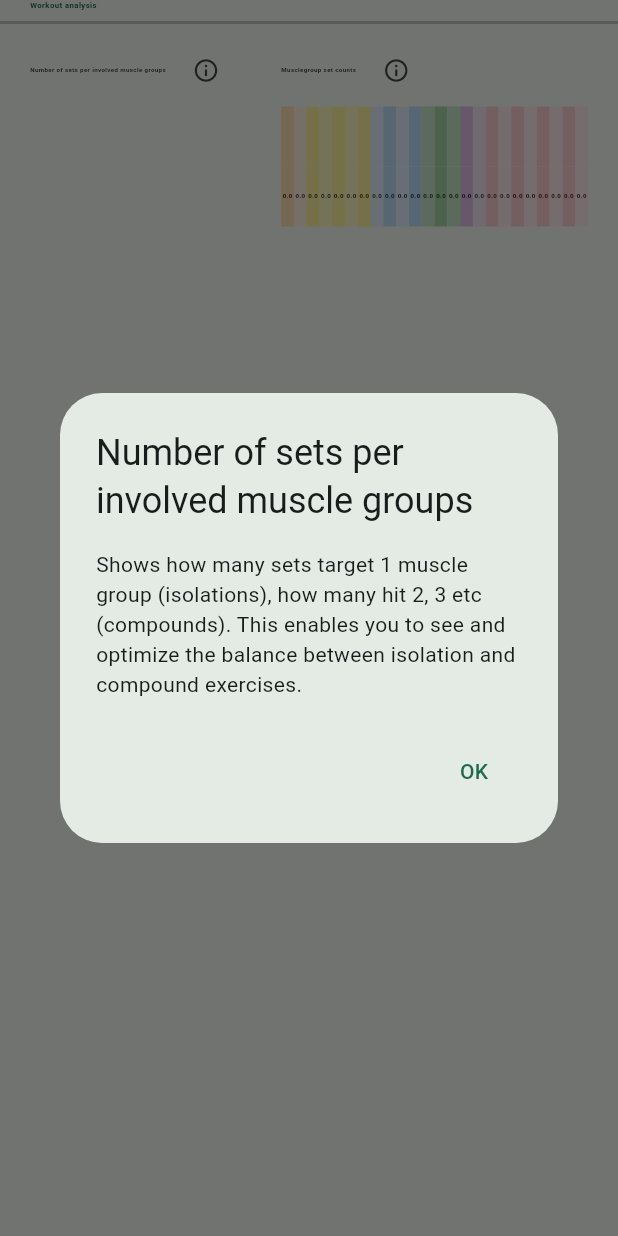
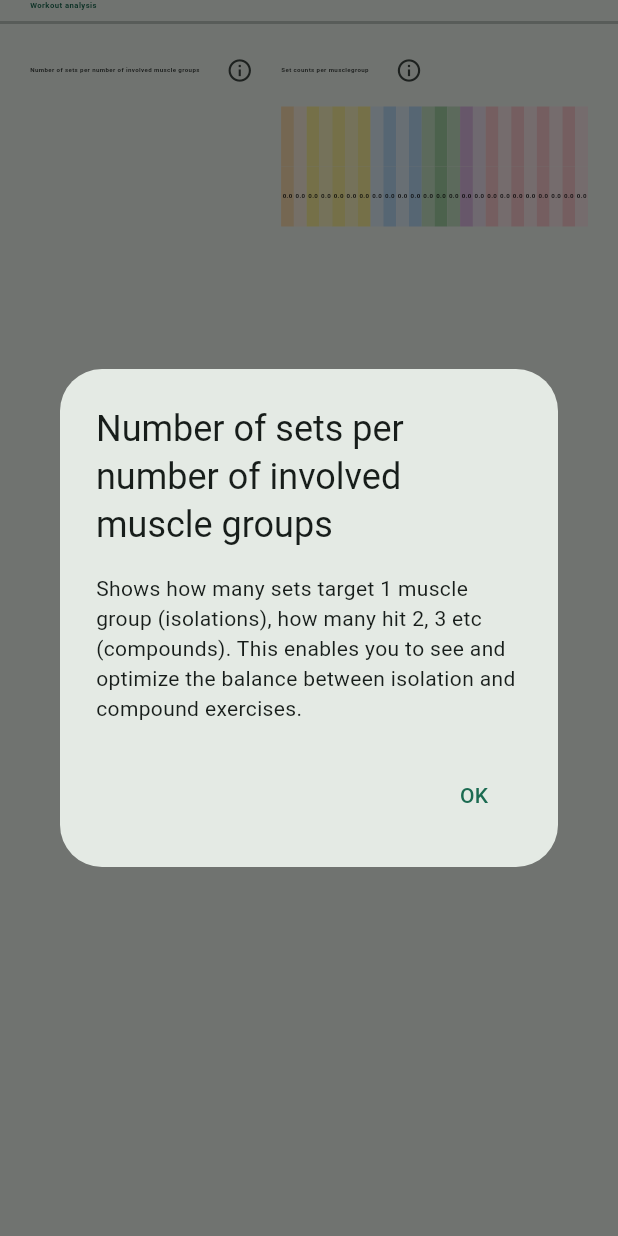
Before and after one commit to Dieterbe/body.build, a Flutter app: the BuilderTotalsWidget widget shown alone on an empty page, opened directly with empty values, after a tap on the "info outline" icon, on a phone screen of 412 x 824 dp. Run offline on Flutter 3.47's test engine with Material 3 defaults, Android fonts, the phone set to English and light mode, and no system bars; drawn by our look-alikes of flutter_markdown; our stand-ins replace flutter_riverpod, flutter_svg, freezed_annotation, go_router, riverpod_annotation, shared_preferences; missing offline and left inert: iconify_flutter, ml_linalg, posthog_flutter; accounts and stored records are empty; generated files the repository leaves out were written again.

Commit message:
misc label fixes

```diff
--- a/lib/ui/programmer/widget/builder_totals.dart
+++ b/lib/ui/programmer/widget/builder_totals.dart
@@ -13,7 +13,7 @@ import 'package:bodybuild/data/developer_mode_provider.dart';
 import '../../../model/programmer/settings.dart';
 
 const helpMsg = '''
-## Musclegroup Set Counts
+## Set Counts per musclegroup
 
 In line with scientific research:
 * we use fractional (partial) volume counting
@@ -24,7 +24,7 @@ Examples:
 * a single set of pull-ups or bicep curls counts as 1 set of bicep recruitment. (because it recruits 100%)
 * a set of squats counts as 0% volume for hamstrings (because squats recruit hamstrings less than 40%)
 
-## Musclegroup Set Counts in Workout analysis vs Program analysis
+## Set Counts per musclegroup in Workout analysis vs Program analysis
 
 * Workout analysis set counts: the sum of all recruitments of all sets within a single workout (session).
 * Program analysis set counts: the sum of all workout totals in the program, adjusted for each workout's frequency (times per period in weeks), and compared to the volume goals from the set-up tab.
@@ -104,7 +104,7 @@ class BuilderTotalsWidget extends ConsumerWidget {
                         Expanded(
                           child: KVRow(
                             Text(
-                              'Number of sets per involved muscle groups',
+                              'Number of sets per number of involved muscle groups',
                               style: TextStyle(
                                 fontSize:
                                     MediaQuery.sizeOf(context).width / 100,
@@ -112,7 +112,7 @@ class BuilderTotalsWidget extends ConsumerWidget {
                               ),
                             ),
                             helpTitle:
-                                'Number of sets per involved muscle groups',
+                                'Number of sets per number of involved muscle groups',
                             help: '''
 Shows how many sets target 1 muscle group (isolations), how many hit 2, 3 etc (compounds).
 This enables you to see and optimize the balance between isolation and compound exercises.
@@ -142,7 +142,7 @@ This enables you to see and optimize the balance between isolation and compound
                   children: [
                     KVRow(
                       Text(
-                        'Musclegroup set counts',
+                        'Set counts per musclegroup',
                         style: TextStyle(
                           fontSize: MediaQuery.sizeOf(context).width / 100,
                           fontWeight: FontWeight.bold,
```
